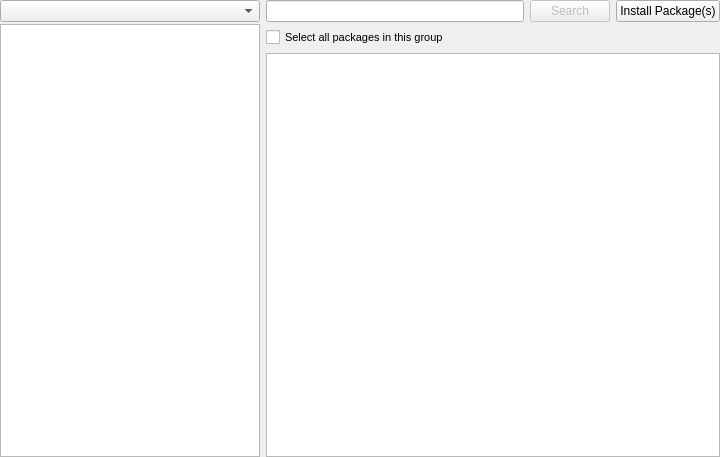
Old version of the form package-manager/pureQt4/ui/mainwidget_x11.ui in the repository pars-linux/uludag.
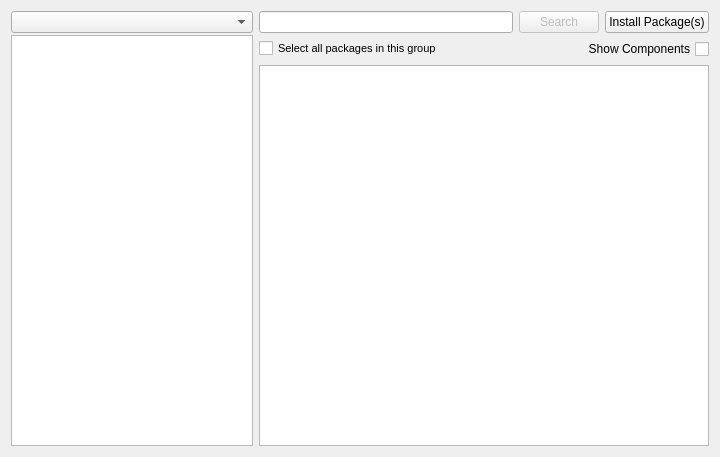
New version of the form. Custom widgets are drawn as their Qt base class.

Commit message:
* Show components if user wants
BUG:FIXED:4413

The edit to the form file:
```diff
--- a/package-manager/pureQt4/ui/mainwidget_x11.ui
+++ b/package-manager/pureQt4/ui/mainwidget_x11.ui
@@ -13,11 +13,8 @@
   <property name="windowTitle">
    <string>Form</string>
   </property>
-  <layout class="QGridLayout" name="gridLayout_2">
-   <property name="margin">
-    <number>0</number>
-   </property>
-   <item row="0" column="0">
+  <layout class="QGridLayout" name="gridLayout">
+   <item row="0" column="0" rowspan="3">
     <layout class="QVBoxLayout" name="verticalLayout">
      <property name="spacing">
       <number>2</number>
@@ -57,8 +54,6 @@
     </layout>
    </item>
    <item row="0" column="1">
-    <layout class="QGridLayout" name="gridLayout">
-     <item row="0" column="0">
       <widget class="QLineEdit" name="searchLine">
        <property name="clickMessage" stdset="0">
         <string>Click to search</string>
@@ -68,7 +63,7 @@
        </property>
       </widget>
      </item>
-     <item row="0" column="1">
+   <item row="0" column="2">
       <widget class="QPushButton" name="searchButton">
        <property name="enabled">
         <bool>false</bool>
@@ -78,14 +73,14 @@
        </property>
       </widget>
      </item>
-     <item row="0" column="2">
+   <item row="0" column="3">
       <widget class="QPushButton" name="actionButton">
        <property name="text">
         <string>Install Package(s)</string>
        </property>
       </widget>
      </item>
-     <item row="1" column="0">
+   <item row="1" column="1">
       <widget class="QCheckBox" name="selectAll">
        <property name="font">
         <font>
@@ -97,20 +92,17 @@
        </property>
       </widget>
      </item>
-     <item row="1" column="1" colspan="2">
-      <spacer name="horizontalSpacer">
-       <property name="orientation">
-        <enum>Qt::Horizontal</enum>
-       </property>
-       <property name="sizeHint" stdset="0">
-        <size>
-         <width>165</width>
-         <height>1</height>
-        </size>
-       </property>
-      </spacer>
-     </item>
-     <item row="2" column="0" colspan="3">
+   <item row="1" column="2" colspan="2">
+    <widget class="QCheckBox" name="checkComponents">
+     <property name="layoutDirection">
+      <enum>Qt::RightToLeft</enum>
+     </property>
+     <property name="text">
+      <string>Show Components</string>
+     </property>
+    </widget>
+   </item>
+   <item row="2" column="1" colspan="3">
       <widget class="PackageView" name="packageList">
        <property name="minimumSize">
         <size>
@@ -179,8 +171,6 @@
         <number>52</number>
        </attribute>
       </widget>
-     </item>
-    </layout>
    </item>
   </layout>
  </widget>
```
Lines whose indentation alone changed are shown as unchanged. The commit also changes 5 other files.
